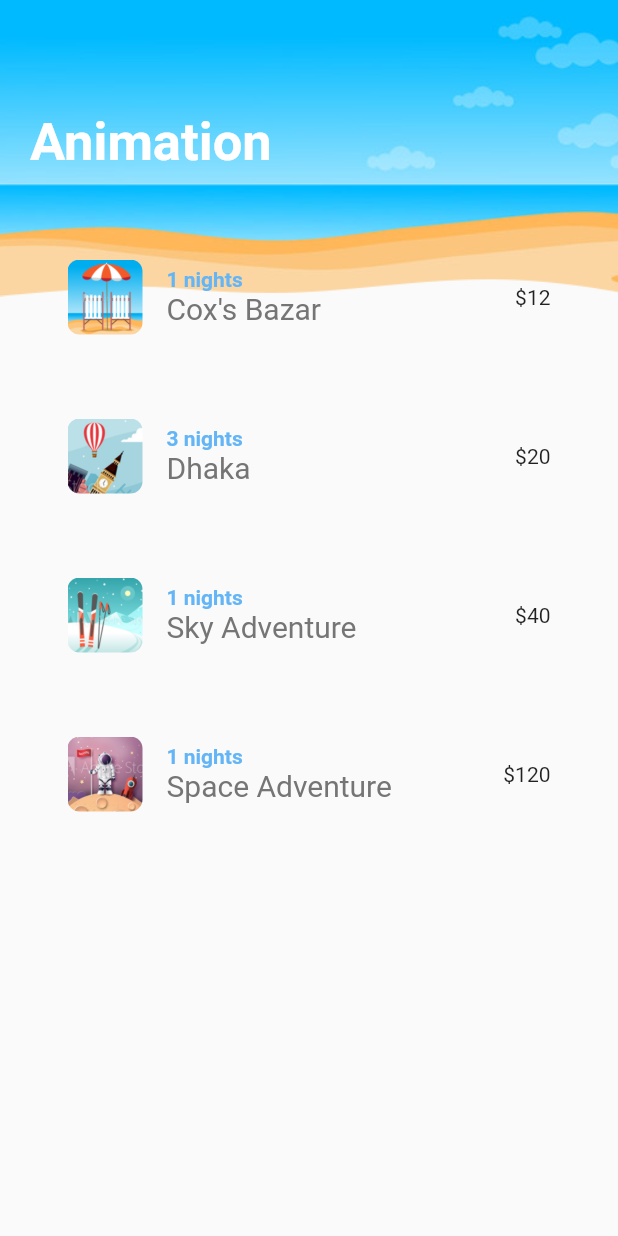
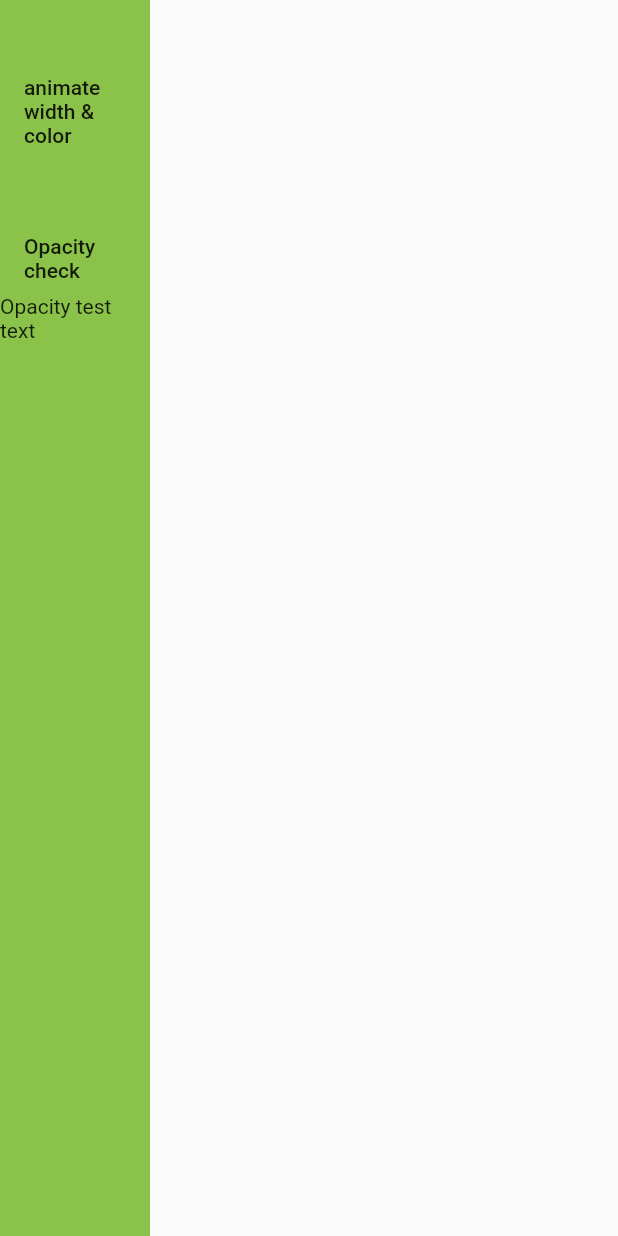
Before and after one commit to Tareq23/Flutter-Animation, a Flutter app: the screen it shows after launch, on a phone screen of 412 x 824 dp. Run offline on Flutter 3.47's test engine with Material 2 defaults, Android fonts, the phone set to English and light mode, and no system bars.

Commit message:
AnimatedContainer, AnimatedOpacity widget practice

```diff
--- a/lib/main.dart
+++ b/lib/main.dart
@@ -2,6 +2,7 @@
 
 import 'package:flutter/material.dart';
 import 'package:flutter_animation/pages/home_page.dart';
+import 'package:flutter_animation/pages/sanbox.dart';
 
 void main()
 {
@@ -15,7 +16,8 @@ class MyApp extends StatelessWidget {
   Widget build(BuildContext context) {
     return const MaterialApp(
       debugShowCheckedModeBanner: false,
-      home: HomePage(),
+      // home: HomePage(),
+      home: SandBox(),
     );
   }
 }
--- a/lib/pages/details_page.dart
+++ b/lib/pages/details_page.dart
@@ -1,4 +1,5 @@
 import 'package:flutter/material.dart';
+import 'package:flutter_animation/constant/constant_text.dart';
 import 'package:flutter_animation/models/item_model.dart';
 
 class DetailsPage extends StatelessWidget {
@@ -45,8 +46,8 @@ class DetailsPage extends StatelessWidget {
               ),
               Padding(
                   padding: EdgeInsets.all(18),
-                  child: Text('',
-                      // lipsum.createText(numParagraphs: 1, numSentences: 3),
+                  child: Text(
+                      ConstantText.loremParagraphOne,
                       style: TextStyle(
                           color: Colors.grey[600],
                           height: 1.4
--- /dev/null
+++ b/lib/pages/sanbox.dart
@@ -0,0 +1,61 @@
+import 'package:flutter/material.dart';
+
+class SandBox extends StatefulWidget {
+  const SandBox({Key? key}) : super(key: key);
+
+  @override
+  _SandBoxState createState() => _SandBoxState();
+}
+
+class _SandBoxState extends State<SandBox> {
+
+  double _width = 100;
+  Color _color = Colors.lightGreen;
+  bool _toggle = false;
+  double _opacity = 1;
+  @override
+  Widget build(BuildContext context) {
+    return Scaffold(
+      body: AnimatedContainer(
+        duration: const Duration(seconds: 1),
+        width: _width,
+        height: MediaQuery.of(context).size.height,
+        color: _color,
+        child: Column(
+          children: [
+            SizedBox(height: 50,),
+            Center(
+              child: MaterialButton(
+                onPressed: (){
+                  setState(() {
+                    if(_toggle){
+                      _width = 200;
+                      _color = Colors.purple;
+                    }
+                    else{
+                      _width += 100;
+                      _color = Colors.lightGreen;
+                    }
+                    _toggle = !_toggle;
+                  });
+                },
+                child: const Text("animate width & color"),
+              ),
+            ),
+            SizedBox(height: 50,),
+            MaterialButton(onPressed: (){
+              setState(() {
+                _opacity == 0 ? _opacity = 1 : _opacity = 0;
+              });
+            },child: Text('Opacity check'),),
+            AnimatedOpacity(
+                opacity: _opacity,
+                duration: Duration(seconds: 2),
+              child: const Text('Opacity test text'),
+            )
+          ],
+        ),
+      ),
+    );
+  }
+}
```
Also changed, not shown: lib/constant/constant_text.dart (added, +19 -0 lines), pubspec.lock, 2 other files.
